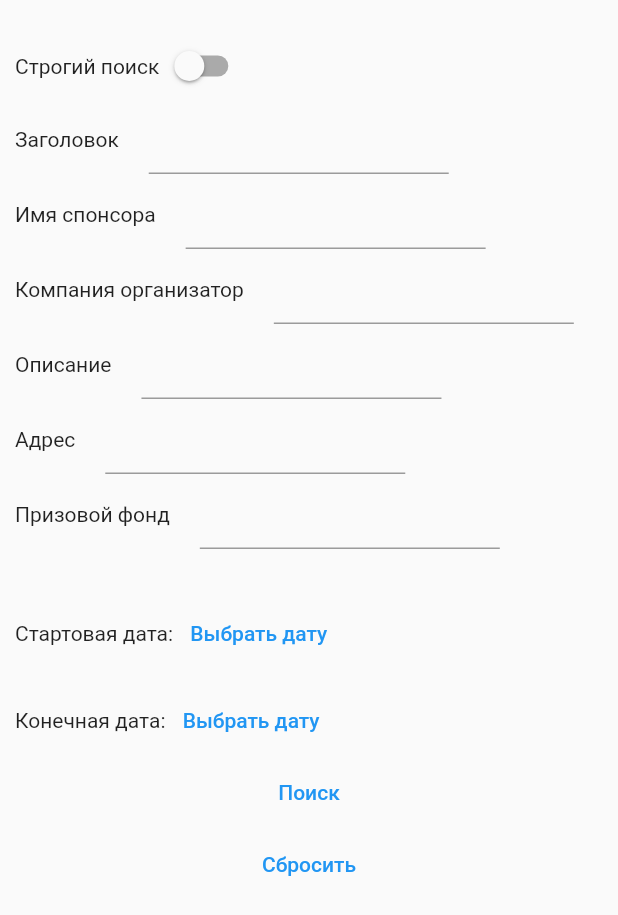
After one commit to contestormi/searchack, a Flutter app: the screen it shows after launch, after a tap on "Поиск", on a phone screen of 412 x 824 dp. The commit adds this screen. Shown: the top 915 px of the screen. Run offline on Flutter 3.47's test engine with Material 2 defaults, Android fonts, the phone set to English and light mode, and no system bars; our stand-ins replace cloud_firestore, drift, firebase_auth, firebase_core, firebase_storage, image_picker and 1 more; accounts and stored records are empty; generated files the repository leaves out were written again.

Commit message:
Linked ui with data

```diff
--- a/lib/db/database.dart
+++ b/lib/db/database.dart
@@ -138,9 +138,9 @@ class HacksDatabase extends _$HacksDatabase {
                   address != '' ||
                   prizeFundAmount != -1) ||
           startDate != 0) {
-        return "${strict()} CAST(end_date AS INT) > $endDate";
+        return "${strict()} CAST(end_date AS INT) < $endDate";
       } else {
-        return "WHERE CAST(end_date AS INT) > $endDate";
+        return "WHERE CAST(end_date AS INT) < $endDate";
       }
     }
 
--- a/lib/main.dart
+++ b/lib/main.dart
@@ -5,6 +5,7 @@ import 'package:flutter/material.dart';
 import 'package:provider/provider.dart';
 import 'package:searchack/db/database.dart';
 import 'package:searchack/screens/main/main_screen.dart';
+import 'package:searchack/screens/search/search_viewmodel.dart';
 import 'package:searchack/services/auth_service.dart';
 import 'package:searchack/services/firebase_firestore_service.dart';
 
@@ -17,24 +18,11 @@ Future<void> main() async {
 
   // await database.into(database.hacks).insert(
   //       HacksCompanion.insert(
-  //         title: 'Hack Money',
-  //         description: 'Один из крупнеших хакатонов по DeFi',
-  //         startDate: 1662741960,
-  //         endDate: 1665333961,
-  //         sponsorName: 'HackDay',
-  //         companyOrganizer: 'Codenrock',
-  //         prizeFundAmount: 100000,
-  //         address: 'г. Москва, Улица Пушкина дом Колотушкина',
-  //       ),
-  //     );
-
-  // await database.into(database.hacks).insert(
-  //       HacksCompanion.insert(
   //         title: 'FIT - M',
   //         description: 'МЕЖДИСЦИПЛИНАРНЫЙ ХАКАТОН ПО ПРИМЕНЕНИЮ IT РЕШЕНИЙ'
   //             ' В ФУНДАМЕНТАЛЬНЫХ И ПРИКЛАДНЫХ НАУЧНЫХ ИССЛЕДОВАНИЯХ',
-  //         startDate: 1662741960,
-  //         endDate: 1664920509,
+  //         startDate: 1668459600000,
+  //         endDate: 1669755600000,
   //         sponsorName: 'НИЯУ МИФИ',
   //         companyOrganizer: 'Codenrock',
   //         prizeFundAmount: 1500000,
@@ -46,8 +34,8 @@ Future<void> main() async {
   //       HacksCompanion.insert(
   //         title: 'История будущего',
   //         description: 'Культурно-образовательный хакатон',
-  //         startDate: 1665006959,
-  //         endDate: 1664920509,
+  //         startDate: 1665867600000,
+  //         endDate: 1666731600000,
   //         sponsorName: 'Российский фонд культуры',
   //         companyOrganizer: 'Российский фонд культуры',
   //         prizeFundAmount: 0,
@@ -62,12 +50,24 @@ Future<void> main() async {
   //             ' лучшими специалистами данного направления, добавь'
   //             ' интересный кейс в портфолио и стань'
   //             ' частью команды Совкомбанка',
-  //         startDate: 1664661359,
-  //         endDate: 1665006959,
+  //         startDate: 1652389200000,
+  //         endDate: 1652648400000,
   //         sponsorName: 'Codenrock',
   //         companyOrganizer: 'Сколково',
   //         prizeFundAmount: 800000,
   //         address: 'Онлайн',
+  //       ),
+  //     );
+  // await database.into(database.hacks).insert(
+  //       HacksCompanion.insert(
+  //         title: 'Hack Money',
+  //         description: 'Один из крупнеших хакатонов по DeFi',
+  //         startDate: 1636664400000,
+  //         endDate: 1636923600000,
+  //         sponsorName: 'HackDay',
+  //         companyOrganizer: 'Codenrock',
+  //         prizeFundAmount: 100000,
+  //         address: 'г. Москва, Улица Пушкина дом Колотушкина',
   //       ),
   //     );
 
@@ -83,6 +83,9 @@ class MyApp extends StatelessWidget {
       providers: [
         Provider<AuthenticationService>(
           create: (_) => AuthenticationServiceImpl(FirebaseAuth.instance),
+        ),
+        ChangeNotifierProvider<SearchViewModel>(
+          create: (_) => SearchViewModel(),
         ),
         Provider<FirebaseFirestoreService>(
           create: (_) =>
--- a/lib/screens/main/main_screen.dart
+++ b/lib/screens/main/main_screen.dart
@@ -8,6 +8,7 @@ import 'package:searchack/screens/persons/persons_screen.dart';
 import 'package:searchack/screens/profile/profile_screen.dart';
 import 'package:searchack/screens/profile/profile_viewmodel.dart';
 import 'package:searchack/screens/search/search_screen.dart';
+import 'package:searchack/screens/search/search_viewmodel.dart';
 import 'package:searchack/services/firebase_firestore_service.dart';
 
 class MainScreen extends StatefulWidget {
@@ -21,7 +22,7 @@ class _MainScreenState extends State<MainScreen> {
   int _selectedIndex = 0;
 
   static final List<Widget> _widgetOptions = <Widget>[
-    SearchScreen(),
+    const SearchScreen(),
     const PersonsScreen(),
     const ChatScreen(),
     const ProfileScreen(),
--- /dev/null
+++ b/lib/screens/search/search_detailed.dart
@@ -0,0 +1,222 @@
+import 'package:flutter/material.dart';
+import 'package:provider/provider.dart';
+import 'package:searchack/screens/search/search_viewmodel.dart';
+
+class SearchDetailed extends StatefulWidget {
+  const SearchDetailed({Key? key}) : super(key: key);
+
+  @override
+  State<SearchDetailed> createState() => _SearchDetailedState();
+}
+
+class _SearchDetailedState extends State<SearchDetailed> {
+  final TextEditingController titleController = TextEditingController();
+  final TextEditingController sponsorController = TextEditingController();
+  final TextEditingController companyController = TextEditingController();
+  final TextEditingController descriptionController = TextEditingController();
+  final TextEditingController addressController = TextEditingController();
+  final TextEditingController prizeFundController = TextEditingController();
+
+  DateTime selectedDate = DateTime.now();
+
+  Future<void> _selectStartDate(BuildContext context) async {
+    final DateTime? picked = await showDatePicker(
+        context: context,
+        initialDate: selectedDate,
+        firstDate: DateTime(2015, 8),
+        lastDate: DateTime(2101));
+    if (picked != null && picked != selectedDate) {
+      context
+          .read<SearchViewModel>()
+          .changeStartDate(picked.millisecondsSinceEpoch);
+    }
+  }
+
+  Future<void> _selectEndDate(BuildContext context) async {
+    final DateTime? picked = await showDatePicker(
+        context: context,
+        initialDate: selectedDate,
+        firstDate: DateTime(2015, 8),
+        lastDate: DateTime(2101));
+    if (picked != null && picked != selectedDate) {
+      context
+          .read<SearchViewModel>()
+          .changeEndDate(picked.millisecondsSinceEpoch);
+    }
+  }
+
+  @override
+  Widget build(BuildContext context) {
+    return Scaffold(
+      body: Padding(
+        padding: const EdgeInsets.symmetric(vertical: 20, horizontal: 10.0),
+        child: Column(
+          children: [
+            Row(
+              children: [
+                const Text('Строгий поиск'),
+                Switch(
+                  value: context.watch<SearchViewModel>().isStrict,
+                  onChanged: (value) {
+                    context.read<SearchViewModel>().changeIsStrict(value);
+                  },
+                ),
+              ],
+            ),
+            Row(
+              children: [
+                const Text('Заголовок'),
+                const SizedBox(width: 20),
+                SizedBox(
+                  width: 200,
+                  height: 50,
+                  child: TextFormField(
+                    controller: titleController,
+                  ),
+                )
+              ],
+            ),
+            Row(
+              children: [
+                const Text('Имя спонсора'),
+                const SizedBox(width: 20),
+                SizedBox(
+                  width: 200,
+                  height: 50,
+                  child: TextFormField(
+                    controller: sponsorController,
+                  ),
+                )
+              ],
+            ),
+            Row(
+              children: [
+                const Text('Компания организатор'),
+                const SizedBox(width: 20),
+                SizedBox(
+                  width: 200,
+                  height: 50,
+                  child: TextFormField(
+                    controller: companyController,
+                  ),
+                )
+              ],
+            ),
+            Row(
+              children: [
+                const Text('Описание'),
+                const SizedBox(width: 20),
+                SizedBox(
+                  width: 200,
+                  height: 50,
+                  child: TextFormField(
+                    controller: descriptionController,
+                  ),
+                )
+              ],
+            ),
+            Row(
+              children: [
+                const Text('Адрес'),
+                const SizedBox(width: 20),
+                SizedBox(
+                  width: 200,
+                  height: 50,
+                  child: TextFormField(
+                    controller: addressController,
+                  ),
+                )
+              ],
+            ),
+            Row(
+              children: [
+                const Text('Призовой фонд'),
+                const SizedBox(width: 20),
+                SizedBox(
+                  width: 200,
+                  height: 50,
+                  child: TextFormField(
+                    controller: prizeFundController,
+                    keyboardType: TextInputType.number,
+                  ),
+                )
+              ],
+            ),
+            const SizedBox(height: 30),
+            Row(
+              children: [
+                Text(context.watch<SearchViewModel>().startDate != 0
+                    ? "Стартовая дата: ${DateTime.fromMillisecondsSinceEpoch(context.read<SearchViewModel>().startDate).day}.${DateTime.fromMillisecondsSinceEpoch(context.read<SearchViewModel>().startDate).month}.${DateTime.fromMillisecondsSinceEpoch(context.read<SearchViewModel>().startDate).year}"
+                    : 'Стартовая дата: '),
+                const SizedBox(
+                  height: 20.0,
+                ),
+                TextButton(
+                  onPressed: () => _selectStartDate(context),
+                  child: const Text('Выбрать дату'),
+                ),
+              ],
+            ),
+            const SizedBox(height: 10),
+            Row(
+              children: [
+                Text(context.watch<SearchViewModel>().endDate != 0
+                    ? "Конечная дата: ${DateTime.fromMillisecondsSinceEpoch(context.read<SearchViewModel>().endDate).day}.${DateTime.fromMillisecondsSinceEpoch(context.read<SearchViewModel>().endDate).month}.${DateTime.fromMillisecondsSinceEpoch(context.read<SearchViewModel>().endDate).year}"
+                    : 'Конечная дата: '),
+                const SizedBox(
+                  height: 20.0,
+                ),
+                TextButton(
+                  onPressed: () => _selectEndDate(context),
+                  child: const Text('Выбрать дату'),
+                ),
+              ],
+            ),
+            TextButton(
+              onPressed: () {
+                if (titleController.text.isNotEmpty) {
+                  context
+                      .read<SearchViewModel>()
+                      .changeTitle(titleController.text);
+                }
+                if (sponsorController.text.isNotEmpty) {
+                  context
+                      .read<SearchViewModel>()
+                      .changeSponsorName(sponsorController.text);
+                }
+                if (companyController.text.isNotEmpty) {
+                  context
+                      .read<SearchViewModel>()
+                      .changeCompanyOrganizer(companyController.text);
+                }
+                if (descriptionController.text.isNotEmpty) {
+                  context
+                      .read<SearchViewModel>()
+                      .changeDescription(descriptionController.text);
+                }
+                if (addressController.text.isNotEmpty) {
+                  context
+                      .read<SearchViewModel>()
+                      .changeAddress(addressController.text);
+                }
+                if (prizeFundController.text.isNotEmpty) {
+                  context.read<SearchViewModel>().changePrizeFundAmount(
+                      int.parse(prizeFundController.text));
+                }
+                Navigator.pop(context);
+              },
+              child: const Text('Поиск'),
+            ),
+            TextButton(
+              onPressed: () {
+                context.read<SearchViewModel>().clear();
+                Navigator.pop(context);
+              },
+              child: const Text('Сбросить'),
+            ),
+          ],
+        ),
+      ),
+    );
+  }
+}
--- a/lib/screens/search/search_screen.dart
+++ b/lib/screens/search/search_screen.dart
@@ -1,7 +1,9 @@
-import 'package:drift/drift.dart' as dr;
 import 'package:flutter/material.dart';
+import 'package:provider/provider.dart';
 import 'package:searchack/db/database.dart';
 import 'package:searchack/main.dart';
+import 'package:searchack/screens/search/search_detailed.dart';
+import 'package:searchack/screens/search/search_viewmodel.dart';
 
 class SearchScreen extends StatelessWidget {
   const SearchScreen({Key? key}) : super(key: key);
@@ -14,14 +16,29 @@ class SearchScreen extends StatelessWidget {
         centerTitle: true,
         backgroundColor: Colors.transparent,
         elevation: 0,
-        title: const Text(
-          'Поиск',
-          style: TextStyle(color: Colors.black),
+        title: GestureDetector(
+          onTap: () => Navigator.push(
+              context,
+              MaterialPageRoute(
+                builder: (BuildContext context) => const SearchDetailed(),
+              )),
+          child: const Text(
+            'Поиск',
+            style: TextStyle(color: Colors.black),
+          ),
         ),
       ),
       body: StreamBuilder<List<Hack>>(
         stream: database.getHacks(
-          isStrict: true,
+          address: context.watch<SearchViewModel>().address,
+          companyOrganizer: context.watch<SearchViewModel>().companyOrganizer,
+          description: context.watch<SearchViewModel>().description,
+          endDate: context.watch<SearchViewModel>().endDate,
+          isStrict: context.watch<SearchViewModel>().isStrict,
+          prizeFundAmount: context.watch<SearchViewModel>().prizeFundAmount,
+          sponsorName: context.watch<SearchViewModel>().sponsorName,
+          startDate: context.watch<SearchViewModel>().startDate,
+          title: context.watch<SearchViewModel>().title,
         ),
         builder: ((context, snapshot) {
           if (snapshot.hasData) {
@@ -62,6 +79,12 @@ class SearchScreen extends StatelessWidget {
                       Text(
                         'Компания организатор: ${snapshot.data![index].companyOrganizer}',
                       ),
+                      Text(
+                        'Дата начала: ${DateTime.fromMillisecondsSinceEpoch(snapshot.data![index].startDate).day}.${DateTime.fromMillisecondsSinceEpoch(snapshot.data![index].startDate).month}.${DateTime.fromMillisecondsSinceEpoch(snapshot.data![index].startDate).year}',
+                      ),
+                      Text(
+                        'Дата окончания: ${DateTime.fromMillisecondsSinceEpoch(snapshot.data![index].endDate).day}.${DateTime.fromMillisecondsSinceEpoch(snapshot.data![index].endDate).month}.${DateTime.fromMillisecondsSinceEpoch(snapshot.data![index].endDate).year}',
+                      ),
                       const Divider(
                         thickness: 0.5,
                         height: 2,
```
Also changed, not shown: lib/screens/search/search_viewmodel.dart (added, +71 -0 lines).
